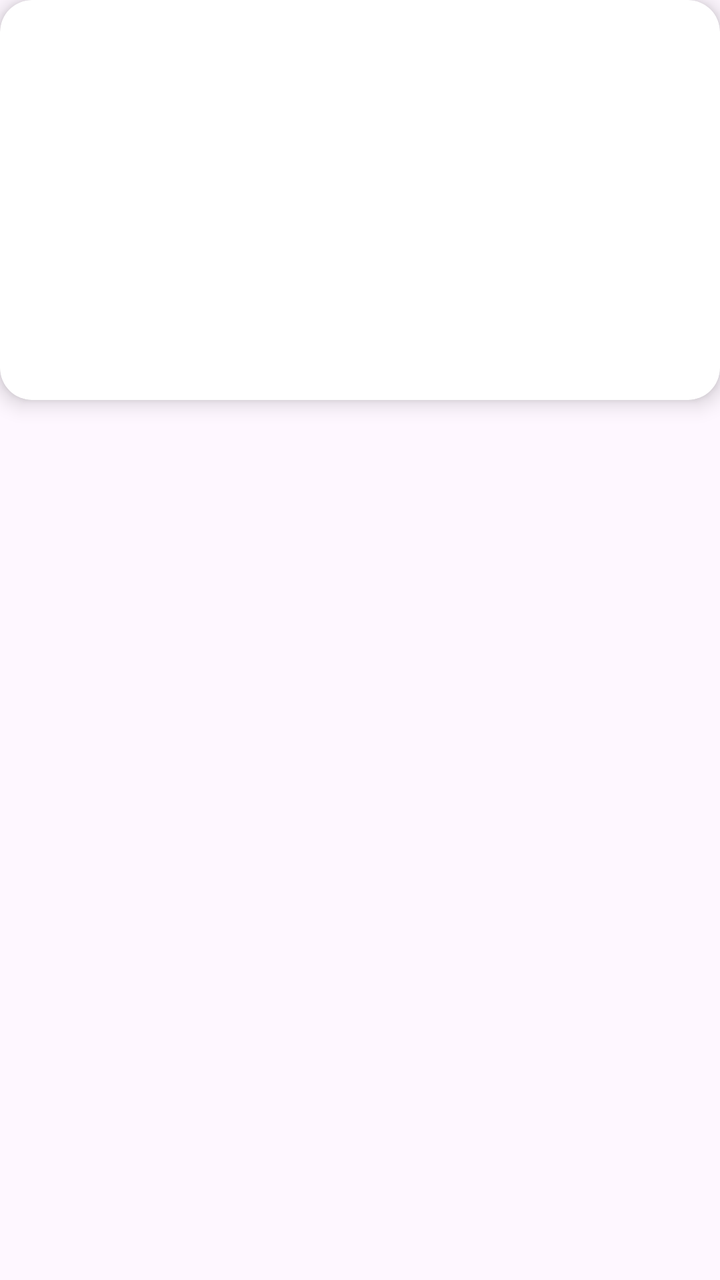
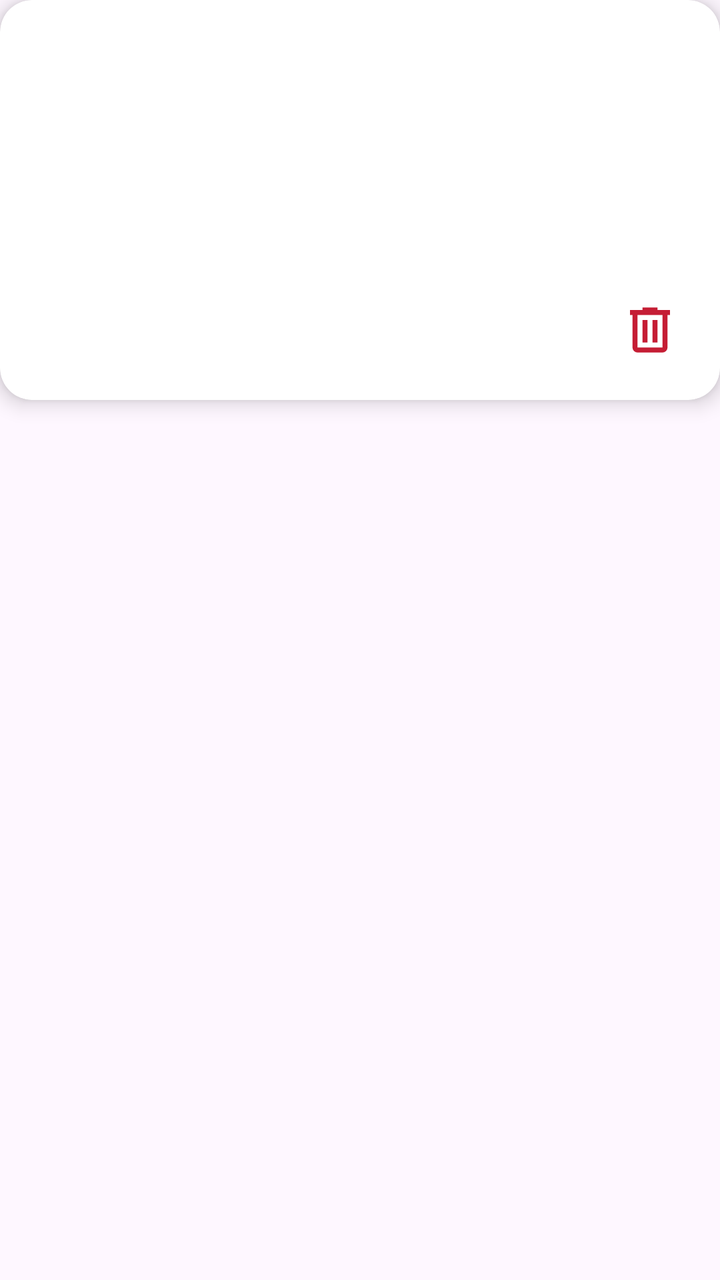

Screens rendered from an Android XML layout before and after an edit, with the pre-edit source and the edit as a unified diff.
<!-- AndroidManifest.xml: application theme Theme.Travel_notes_mobile -->
<!-- res/layout/note_layout.xml -->
<?xml version="1.0" encoding="utf-8"?>
<LinearLayout xmlns:android="http://schemas.android.com/apk/res/android"
    android:layout_width="match_parent"
    android:layout_height="match_parent"
    xmlns:app="http://schemas.android.com/apk/res-auto">

    <androidx.cardview.widget.CardView
        android:layout_width="match_parent"
        android:layout_height="200dp"
        android:padding="12dp"
        app:cardCornerRadius="16dp"
        app:cardElevation="6dp"
        app:cardBackgroundColor="@color/white">

        <LinearLayout
            android:layout_width="match_parent"
            android:layout_height="wrap_content"
            android:orientation="vertical"
            android:padding="12dp">

            <TextView
                android:id="@+id/title"
                android:layout_width="match_parent"
                android:layout_height="wrap_content"
                android:textSize="40sp"
                android:textStyle="bold"
                android:textAlignment="center"
                android:textColor="@color/text"
                android:padding="16dp"/>


        </LinearLayout>

    </androidx.cardview.widget.CardView>


</LinearLayout>
<!-- resources referenced by this layout -->
<resources>
  <color name="text">#1E2328</color>
  <color name="white">#FFFFFF</color>
  <style name="Theme.Travel_notes_mobile" parent="Base.Theme.Travel_notes_mobile" />
  <style name="Base.Theme.Travel_notes_mobile" parent="Theme.Material3.DayNight.NoActionBar">
          
          
      </style>
</resources>

<!-- the commit's change to res/layout/note_layout.xml (unified diff, before → after) -->
@@ -12,24 +12,38 @@
         app:cardElevation="6dp"
         app:cardBackgroundColor="@color/white">
 
-        <LinearLayout
+        <RelativeLayout
             android:layout_width="match_parent"
-            android:layout_height="wrap_content"
-            android:orientation="vertical"
+            android:layout_height="match_parent"
             android:padding="12dp">
 
-            <TextView
-                android:id="@+id/title"
+            <LinearLayout
                 android:layout_width="match_parent"
                 android:layout_height="wrap_content"
-                android:textSize="40sp"
-                android:textStyle="bold"
-                android:textAlignment="center"
-                android:textColor="@color/text"
-                android:padding="16dp"/>
+                android:orientation="vertical"
+                android:padding="12dp">
 
+                <TextView
+                    android:id="@+id/title"
+                    android:layout_width="match_parent"
+                    android:layout_height="wrap_content"
+                    android:textSize="40sp"
+                    android:textStyle="bold"
+                    android:textAlignment="center"
+                    android:textColor="@color/text"
+                    android:padding="16dp"/>
+            </LinearLayout>
 
-        </LinearLayout>
+            <ImageView
+                android:id="@+id/delete_icon"
+                android:layout_width="30dp"
+                android:layout_height="30dp"
+                android:layout_alignParentBottom="true"
+                android:layout_alignParentEnd="true"
+                android:layout_margin="8dp"
+                android:src="@drawable/delete_24px"
+                app:tint="@color/better_red" />
+        </RelativeLayout>
 
     </androidx.cardview.widget.CardView>
 
<!-- resource entries referenced after the edit -->
@@ -1,7 +1,19 @@
 <!-- resources referenced by this layout -->
 <resources>
+  <color name="better_red">#C51D34</color>
   <color name="text">#1E2328</color>
   <color name="white">#FFFFFF</color>
+  <!-- drawable delete_24px (drawable) -->
+  <vector xmlns:android="http://schemas.android.com/apk/res/android"
+      android:width="24dp"
+      android:height="24dp"
+      android:viewportWidth="960"
+      android:viewportHeight="960"
+      android:tint="?attr/colorControlNormal">
+    <path
+        android:fillColor="@color/better_red"
+        android:pathData="M280,840Q247,840 223.5,816.5Q200,793 200,760L200,240L160,240L160,160L360,160L360,120L600,120L600,160L800,160L800,240L760,240L760,760Q760,793 736.5,816.5Q713,840 680,840L280,840ZM680,240L280,240L280,760Q280,760 280,760Q280,760 280,760L680,760Q680,760 680,760Q680,760 680,760L680,240ZM360,680L440,680L440,320L360,320L360,680ZM520,680L600,680L600,320L520,320L520,680ZM280,240L280,240L280,760Q280,760 280,760Q280,760 280,760L280,760Q280,760 280,760Q280,760 280,760L280,240Z"/>
+  </vector>
   <style name="Theme.Travel_notes_mobile" parent="Base.Theme.Travel_notes_mobile" />
   <style name="Base.Theme.Travel_notes_mobile" parent="Theme.Material3.DayNight.NoActionBar">
           
